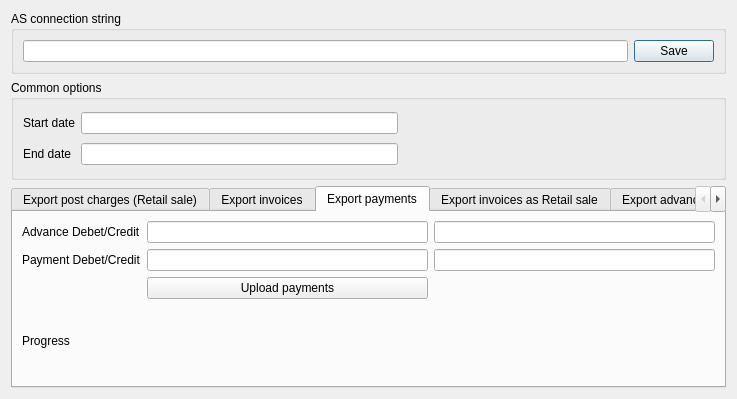
First picture: the form in Resort/dlgexportas.ui, repository End1-1/Resort, before the edit.
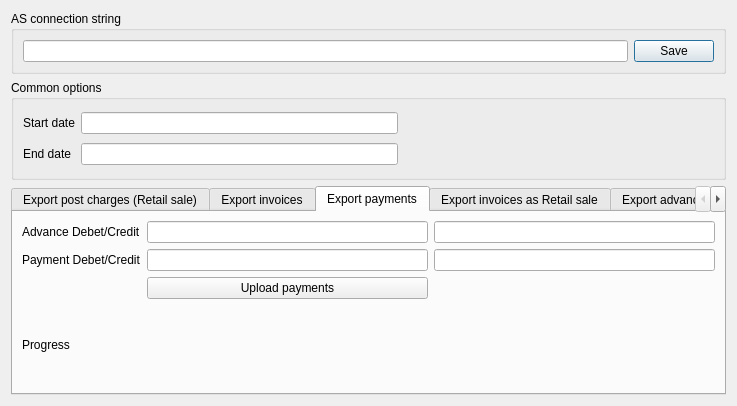
Second picture: the form after the edit. The open tabs and pages were chosen to show the change. Custom widgets are drawn as their Qt base class.

Diff of the .ui file:
```diff
--- a/Resort/dlgexportas.ui
+++ b/Resort/dlgexportas.ui
@@ -7,7 +7,7 @@
     <x>0</x>
     <y>0</y>
     <width>737</width>
-    <height>393</height>
+    <height>406</height>
    </rect>
   </property>
   <property name="windowTitle">
```
Left out of the diff: 2 changed lines with no effect on the pictures.
